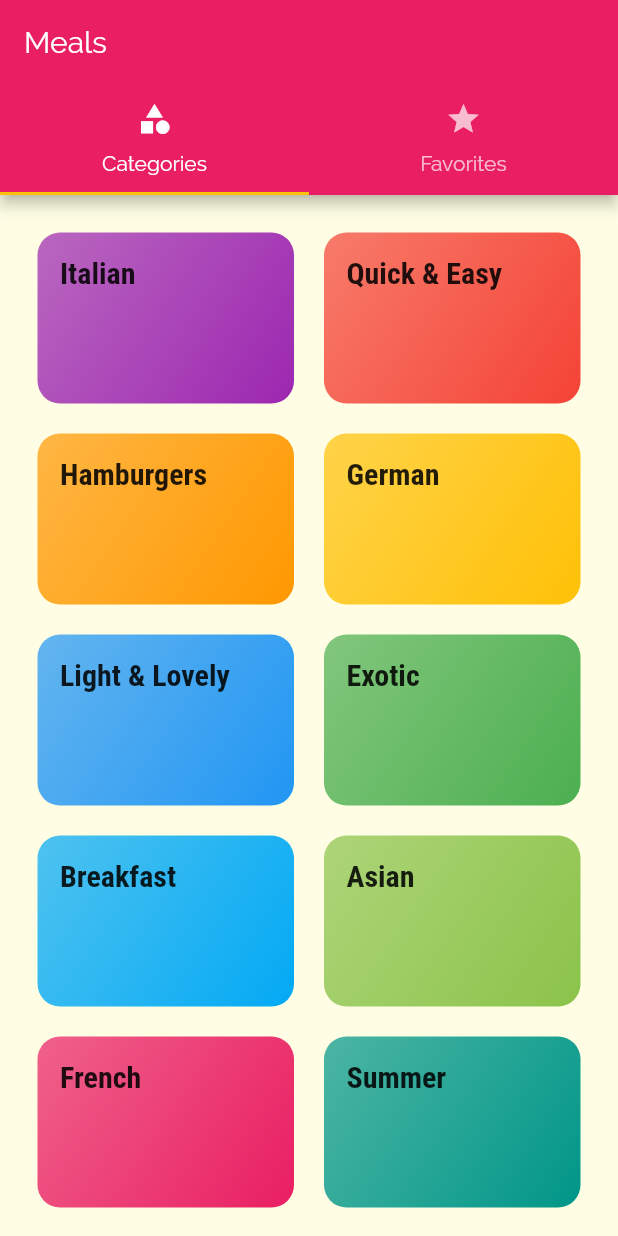
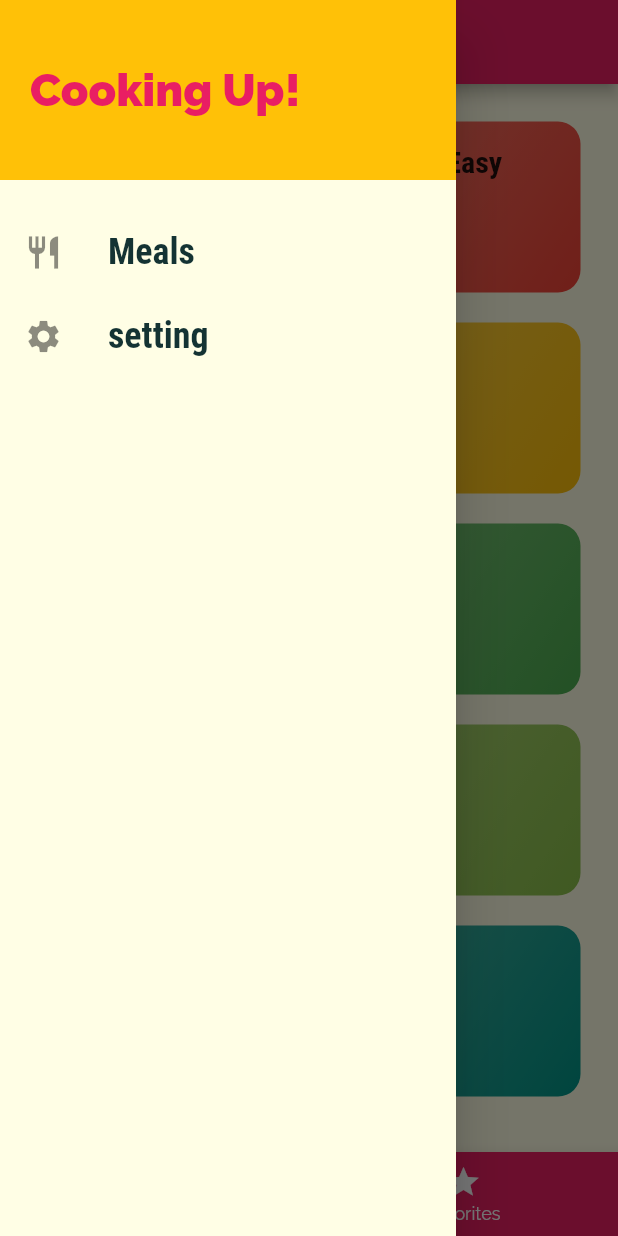
Before and after one commit to engmubarak48/Meals-app, a Flutter app: the screen it shows after launch, with the side drawer open (before the commit the screen has no drawer), on a phone screen of 412 x 824 dp. Run offline on Flutter 3.47's test engine with Material 2 defaults, Android fonts, the phone set to English and light mode, and no system bars; missing offline and left inert: dart:ffi.

Commit message:
added some scscreens

```diff
--- a/lib/main.dart
+++ b/lib/main.dart
@@ -1,4 +1,5 @@
 import 'package:flutter/material.dart';
+import './screens/filters_screen.dart';
 import './screens/tabs_screen.dart';
 import './screens/meal_detail_screen.dart';
 import './screens/category_meals_screen.dart';
@@ -36,6 +37,7 @@ class MyApp extends StatelessWidget {
         '/': (ctx) => TabsScreen(),
         CategoryMealsScreen.routeName: (ctx) => CategoryMealsScreen(),
         MealDetailScreen.routeName: (ctx) => MealDetailScreen(),
+        filtersScreen.routeName: (ctx) => filtersScreen(),
       },
       // onGenerateRoute: (settings) {
       //   print(settings.arguments);
--- /dev/null
+++ b/lib/screens/filters_screen.dart
@@ -0,0 +1,18 @@
+import 'package:flutter/material.dart';
+import 'package:flutter_complete_guide/widgets/main_drawer.dart';
+
+class filtersScreen extends StatelessWidget {
+  static const routeName = '/filters';
+  @override
+  Widget build(BuildContext context) {
+    return Scaffold(
+      appBar: AppBar(
+        title: Text('Your Filters!'),
+      ),
+      drawer: MainDrawer(),
+      body: Center(
+        child: Text('Filters!'),
+      ),
+    );
+  }
+}
--- a/lib/screens/tabs_screen.dart
+++ b/lib/screens/tabs_screen.dart
@@ -1,4 +1,5 @@
 import 'package:flutter/material.dart';
+import '../widgets/main_drawer.dart';
 import './category_meals_screen.dart';
 import './favorites_screen.dart';
 import './categories_screen.dart';
@@ -9,34 +10,52 @@ class TabsScreen extends StatefulWidget {
 }
 
 class _TabsScreenState extends State<TabsScreen> {
+  final List<Map<String, Object>> _pages = [
+    {
+      'page': CategoriesScreen(),
+      'title': 'Categories',
+    },
+    {
+      'page': FavoritesScreen(),
+      'title': 'My Favorites',
+    },
+  ];
+
+  int _selectedPageIndex = 0;
+
+  void _selectPage(int index) {
+    setState(() {
+      _selectedPageIndex = index;
+    });
+  }
+
   @override
   Widget build(BuildContext context) {
-    return DefaultTabController(
-      length: 2,
-      child: Scaffold(
-        appBar: AppBar(
-          title: Text('Meals'),
-          bottom: TabBar(tabs: [
-            Tab(
-              icon: Icon(
-                Icons.category,
-              ),
-              text: 'Categories',
-            ),
-            Tab(
-              icon: Icon(
-                Icons.star,
-              ),
-              text: 'Favorites',
-            ),
-          ]),
-        ),
-        body: TabBarView(
-          children: [
-            CategoriesScreen(),
-            FavoritesScreen(),
-          ],
-        ),
+    return Scaffold(
+      appBar: AppBar(
+        title: Text(_pages[_selectedPageIndex]['title']),
+      ),
+      drawer: MainDrawer(),
+      body: _pages[_selectedPageIndex]['page'],
+      bottomNavigationBar: BottomNavigationBar(
+        onTap: _selectPage,
+        backgroundColor: Theme.of(context).primaryColor,
+        unselectedItemColor: Colors.white,
+        selectedItemColor: Theme.of(context).accentColor,
+        currentIndex: _selectedPageIndex,
+        // type: BottomNavigationBarType.fixed,
+        items: [
+          BottomNavigationBarItem(
+            backgroundColor: Theme.of(context).primaryColor,
+            icon: Icon(Icons.category),
+            title: Text('Categories'),
+          ),
+          BottomNavigationBarItem(
+            backgroundColor: Theme.of(context).primaryColor,
+            icon: Icon(Icons.star),
+            title: Text('Favorites'),
+          )
+        ],
       ),
     );
   }
--- /dev/null
+++ b/lib/widgets/main_drawer.dart
@@ -0,0 +1,65 @@
+import 'package:flutter/material.dart';
+import '../screens/filters_screen.dart';
+
+class MainDrawer extends StatelessWidget {
+  Widget buildListTile(String title, IconData icon, Function handler) {
+    return ListTile(
+      leading: Icon(
+        icon,
+        size: 26,
+      ),
+      title: Text(
+        title,
+        style: TextStyle(
+          fontFamily: 'RobotoCondensed',
+          fontSize: 24,
+          fontWeight: FontWeight.bold,
+        ),
+      ),
+      onTap: handler,
+    );
+  }
+
+  @override
+  Widget build(BuildContext context) {
+    return Drawer(
+      child: Column(
+        children: [
+          Container(
+            height: 120,
+            width: double.infinity,
+            padding: EdgeInsets.all(20),
+            alignment: Alignment.centerLeft,
+            color: Theme.of(context).accentColor,
+            child: Text(
+              'Cooking Up!',
+              style: TextStyle(
+                fontWeight: FontWeight.w900,
+                fontSize: 30,
+                color: Theme.of(context).primaryColor,
+              ),
+            ),
+          ),
+          SizedBox(
+            height: 20,
+          ),
+          buildListTile(
+            'Meals',
+            Icons.restaurant,
+            () {
+              Navigator.of(context).pushReplacementNamed('/');
+            },
+          ),
+          buildListTile(
+            'setting',
+            Icons.settings,
+            () {
+              Navigator.of(context)
+                  .pushReplacementNamed(filtersScreen.routeName);
+            },
+          ),
+        ],
+      ),
+    );
+  }
+}
```
Also changed, not shown: 3 other files.
